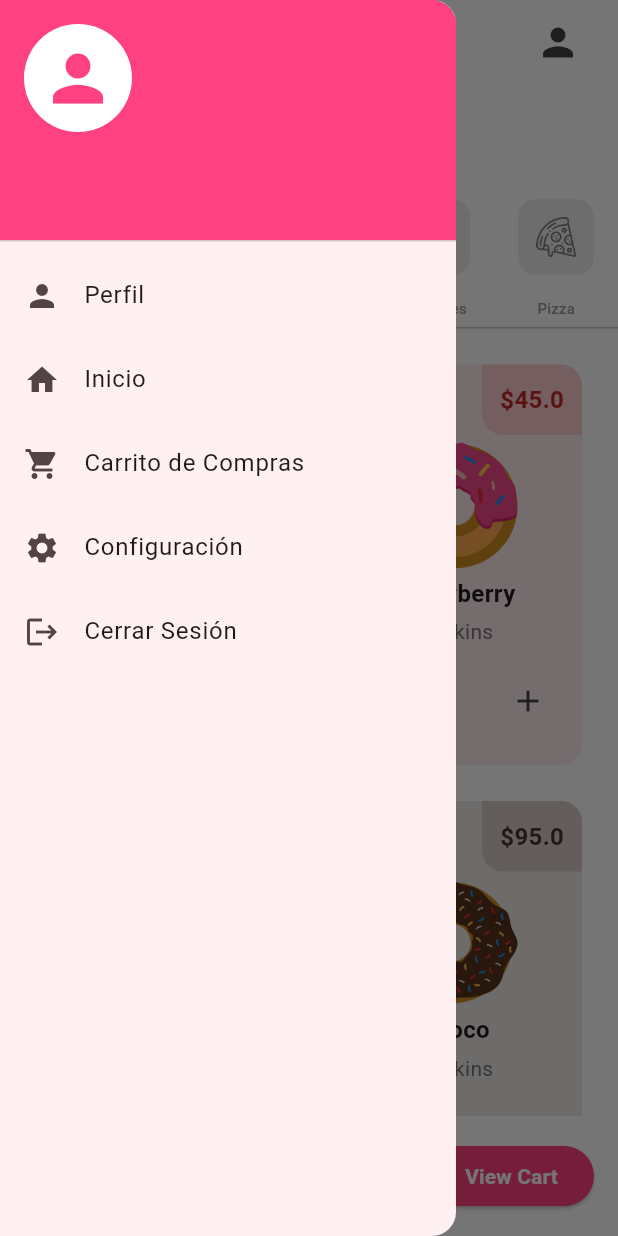
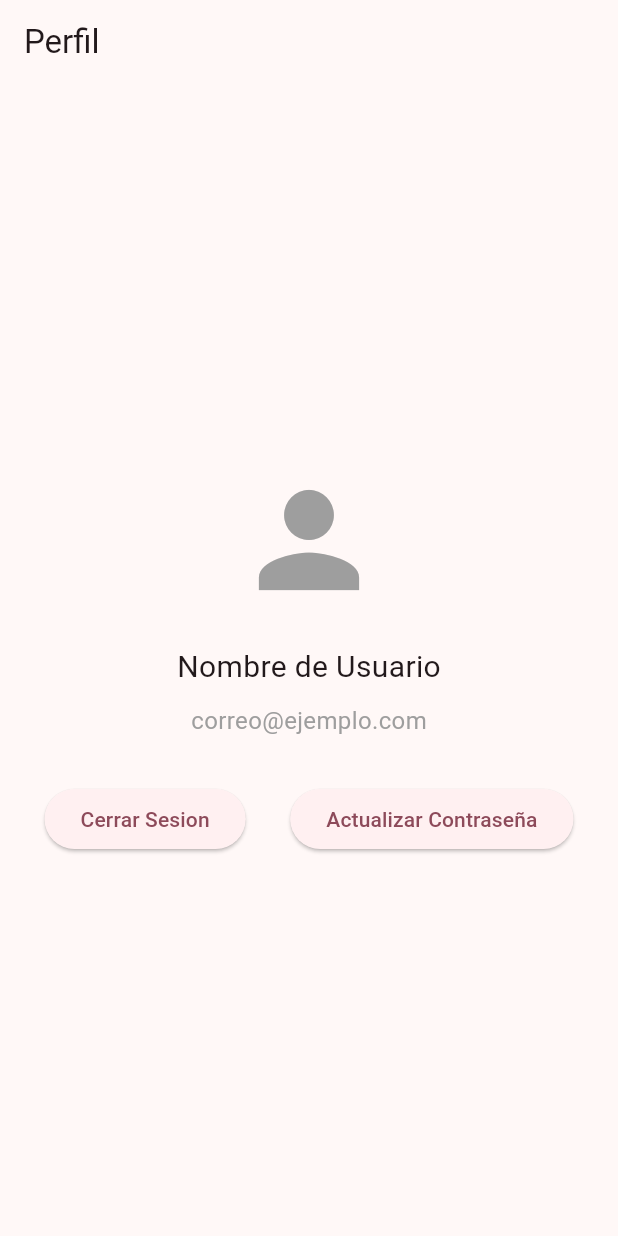
Before and after one commit to hazelhd20/donut_app, a Flutter app: the screen it shows after launch, after a tap on "Inicia sesión", after a tap on the "person" icon, on a phone screen of 412 x 824 dp. Run offline on Flutter 3.47's test engine with Material 3 defaults, Android fonts, the phone set to English and light mode, and no system bars; our stand-ins replace firebase_auth, firebase_core, google_sign_in; accounts and stored records are empty.

Commit message:
profile and update page

```diff
--- a/lib/pages/home_page.dart
+++ b/lib/pages/home_page.dart
@@ -2,6 +2,7 @@ import 'package:donut_app/tab/burger_tab.dart';
 import 'package:donut_app/tab/donut_tab.dart';
 import 'package:donut_app/tab/pancake_tab.dart';
 import 'package:donut_app/tab/pizza_tab.dart';
+import 'package:donut_app/tab/profiletab.dart';
 import 'package:donut_app/tab/smoothie_tab.dart';
 import 'package:donut_app/utils/constants.dart';
 import 'package:donut_app/utils/my_tab.dart';
@@ -56,9 +57,9 @@ class _HomePageState extends State<HomePage> {
       );
     } catch (e) {
       // Show error if logout fails
-      ScaffoldMessenger.of(context).showSnackBar(
-        SnackBar(content: Text('Error al cerrar sesión: $e')),
-      );
+      ScaffoldMessenger.of(
+        context,
+      ).showSnackBar(SnackBar(content: Text('Error al cerrar sesión: $e')));
     }
   }
 
@@ -95,7 +96,10 @@ class _HomePageState extends State<HomePage> {
               child: IconButton(
                 icon: Icon(Icons.person, color: Colors.grey[800], size: 30),
                 onPressed: () {
-                  _scaffoldKey.currentState?.openDrawer();
+                  Navigator.pushReplacement(
+                    context,
+                    MaterialPageRoute(builder: (context) => ProfileTab()),
+                  );
                 },
               ),
             ),
@@ -121,7 +125,10 @@ class _HomePageState extends State<HomePage> {
                 leading: Icon(Icons.person),
                 title: Text("Perfil"),
                 onTap: () {
-                  // TODO: Implement profile screen
+                  Navigator.pushReplacement(
+                    context,
+                    MaterialPageRoute(builder: (context) => ProfileTab()),
+                  );
                 },
               ),
               ListTile(
--- /dev/null
+++ b/lib/tab/profiletab.dart
@@ -0,0 +1,64 @@
+import 'package:donut_app/tab/actualizar_tab.dart';
+import 'package:flutter/material.dart';
+//Pagina de perfil con una imagen de perfil sin posibilidad de modificar
+
+class ProfileTab extends StatelessWidget {
+  @override
+  Widget build(BuildContext context) {
+    //Usamos el Scaffold
+    return Scaffold(
+      //La app bar solo contiene el titulo hasta arriba y alado va a atener una flecha para regresar a la pantalla anterior
+      appBar: AppBar(title: Text('Perfil')),
+      body: Center(
+        child: Column(
+          mainAxisAlignment: MainAxisAlignment.center,
+          children: [
+            //Usamos el icono person como foto de perfil pero más grande
+            Icon(Icons.person, size: 100, color: Colors.grey),
+            SizedBox(height: 20),
+            //Se debe sincronizar el nombre de usuario
+            Text('Nombre de Usuario', style: TextStyle(fontSize: 20)),
+            SizedBox(height: 10),
+            //Se debe sincronizar el correo
+            Text(
+              'correo@ejemplo.com',
+              style: TextStyle(fontSize: 16, color: Colors.grey),
+            ),
+            SizedBox(height: 30),
+            //Pusimos los botones en un columna y luego en un row para que se acomoden hasta el fondo y en linea
+            Column(
+              children: [
+                Row(
+                  mainAxisAlignment:
+                      MainAxisAlignment.spaceEvenly, // Acomoda los botones
+                  children: [
+                    ElevatedButton(
+                      onPressed: () {
+                        Navigator.pop(
+                          context,
+                        ); // Regresa a la pantalla anterior
+                      },
+                      child: Text('Cerrar Sesion'),
+                    ),
+                    ElevatedButton(
+                      onPressed: () {
+                        // Aquí se envia a la página para actualizar la contraseña
+                        Navigator.push(
+                          context,
+                          MaterialPageRoute(
+                            builder: (context) => UpdatePasswordPage(),
+                          ),
+                        );
+                      },
+                      child: Text('Actualizar Contraseña'),
+                    ),
+                  ],
+                ),
+              ],
+            ),
+          ],
+        ),
+      ),
+    );
+  }
+}
```
Also changed, not shown: lib/tab/actualizar_tab.dart (added, +128 -0 lines).
